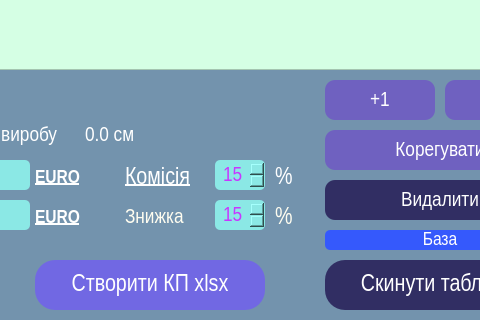
The window that BendingPriceCalc.ui (VitaliyBychevoy/BendingToolsPriceCalc) describes before a commit, drawn with Qt 5; both pictures show x 255 to 735 and y 560 to 880 of the 820 by 880 pixel window.
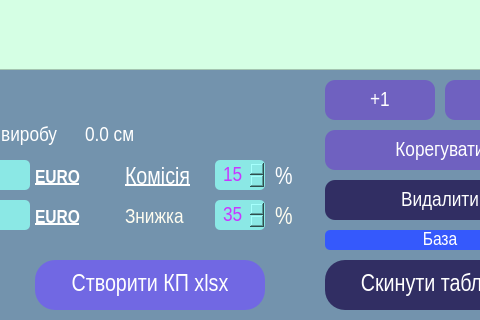
The same window after the commit.

Diff of the .ui file:
```diff
--- a/BendingPriceCalc.ui
+++ b/BendingPriceCalc.ui
@@ -1446,7 +1446,7 @@
      <set>Qt::AlignCenter</set>
     </property>
     <property name="value">
-     <number>15</number>
+     <number>35</number>
     </property>
    </widget>
    <widget class="QLabel" name="discount_label">
```
